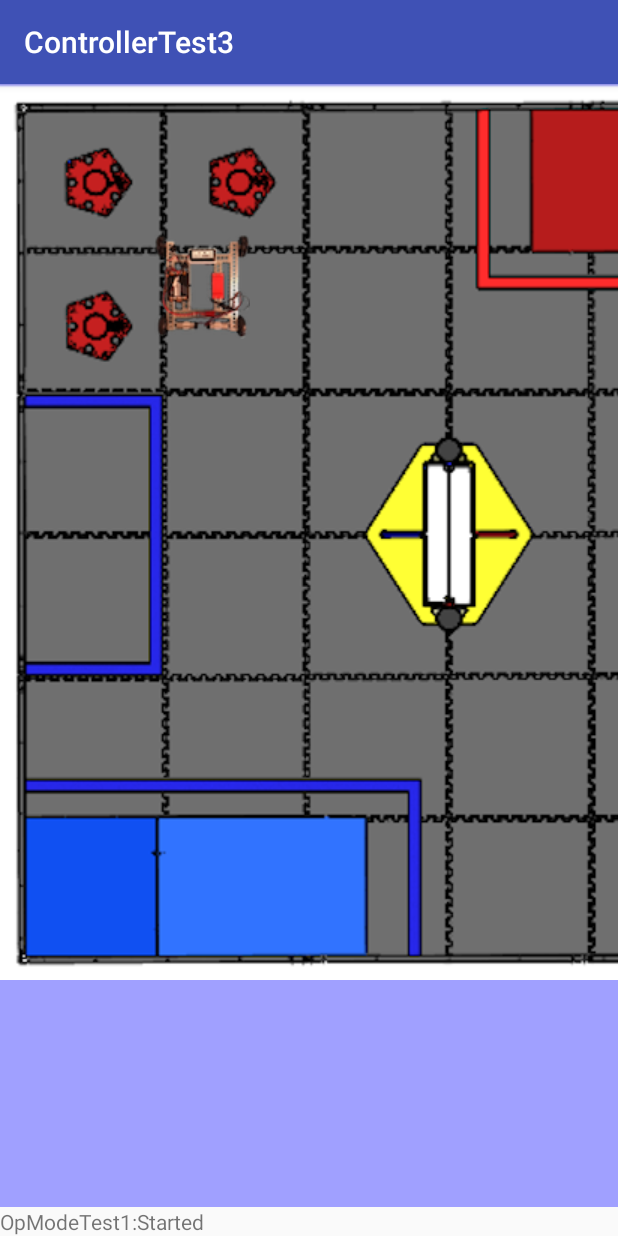
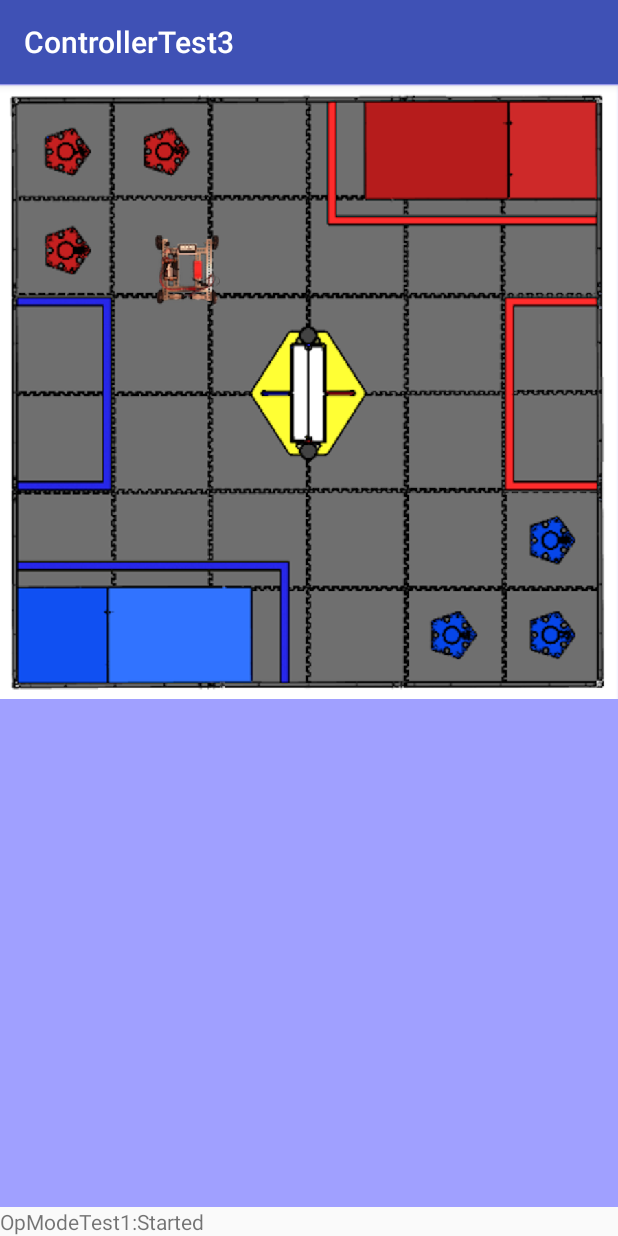
Before and after one commit to FTC14149/robot_sim, an Android app: the screen it shows after launch (RobotActivity), on a phone screen of 412 x 824 dp. Run offline under Robolectric (Android 15) with nearby library versions, the phone set to English and light mode, and no system bars.

Commit message:
Field background and robot now scale to window width properly.

```diff
--- a/app/src/main/java/com/example/rhill/controllertest3/RobotWorldView.java
+++ b/app/src/main/java/com/example/rhill/controllertest3/RobotWorldView.java
@@ -64,8 +64,12 @@ public class RobotWorldView extends View {
 
     public void onDraw(Canvas canvas) {
         canvas.drawARGB(255,160,160,255);
+        fieldMatrix.reset();
+        float size = (float)canvas.getWidth()/(float)fieldBitmap.getWidth();
+        fieldMatrix.postScale(size,size);
         canvas.drawBitmap(fieldBitmap,fieldMatrix,null);
         robotMatrix.reset();
+        robotMatrix.postScale(size,size);
         robotMatrix.postTranslate(-46,-50);
         robotMatrix.postRotate(robotWorld.robot.rot);
         robotMatrix.postTranslate(robotWorld.robot.x,robotWorld.robot.y);
```
